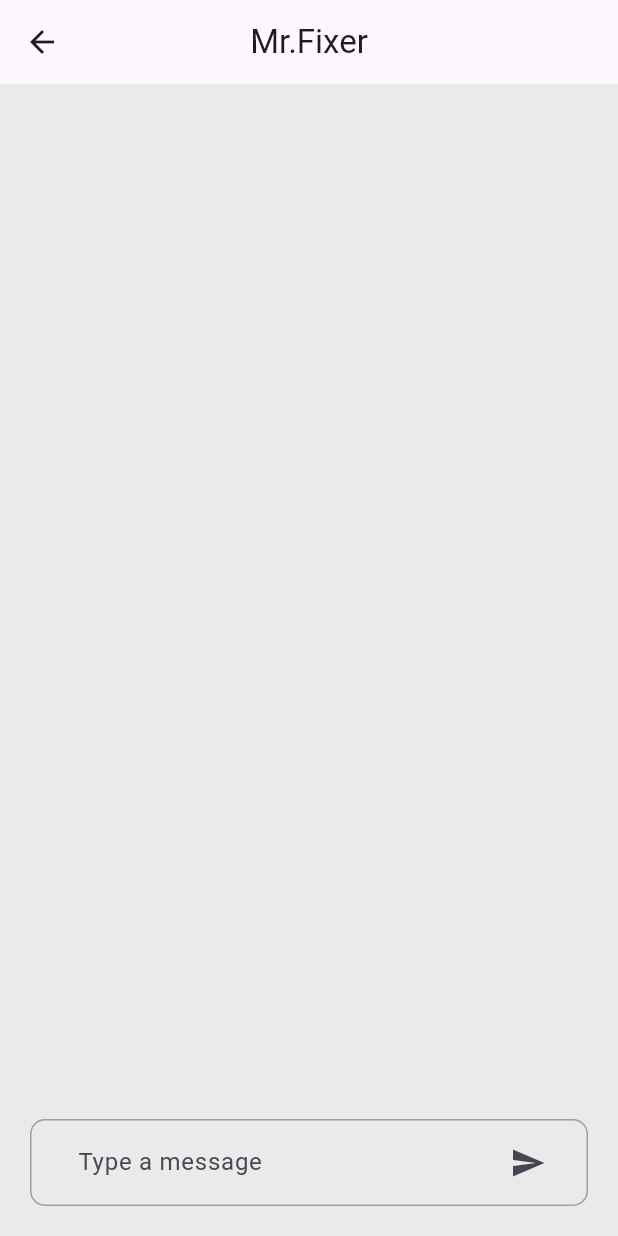
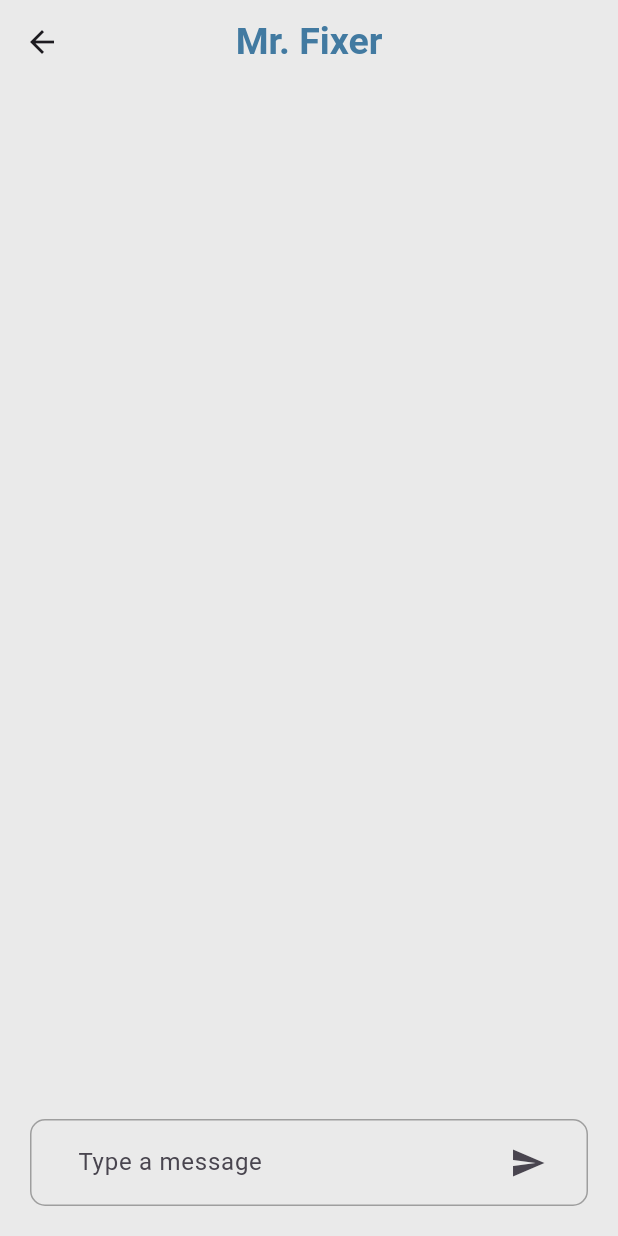
Before and after one commit to MohamedAbdelrehem/SLS-MVP_Microsoft, a Flutter app: the ChatViewBody screen opened directly, on a phone screen of 412 x 824 dp. Run offline on Flutter 3.47's test engine with Material 3 defaults, Android fonts, the phone set to English and light mode, and no system bars; our stand-ins replace curved_navigation_bar, flutter_gemini, flutter_map, flutter_svg, go_router, google_fonts and 3 more; missing offline and left inert: model_viewer_plus.

Commit message:
Update chat view and total vehicles view

```diff
--- a/lib/features/home/widgets/chat_view_body.dart
+++ b/lib/features/home/widgets/chat_view_body.dart
@@ -1,4 +1,5 @@
 import 'package:flutter/material.dart';
+import 'package:sls_mvp_microsoft/constants.dart';
 import 'package:sls_mvp_microsoft/features/home/widgets/AI/src/models/gemini/gemini.dart';
 
 const apiKey = "AIzaSyACD2MOPosuQdiUoCWGIjsUEo1UL81svBE";
@@ -17,8 +18,13 @@ class _ChatViewBodyState extends State<ChatViewBody> {
   Widget build(BuildContext context) {
     return Scaffold(
       appBar: AppBar(
-        title: const Text("Mr.Fixer"),
+        title: const Text("Mr. Fixer",
+            style: TextStyle(
+                color: kPrimaryColor,
+                fontSize: 25,
+                fontWeight: FontWeight.bold)),
         centerTitle: true,
+        backgroundColor: kBGColor,
       ),
       body: const TextOnly(),
     );
@@ -63,7 +69,7 @@ class _TextOnlyState extends State<TextOnly> {
       setState(() {
         loading = false;
         textChat.add({
-          "role": "Gemini",
+          "role": "Mr. Fixer",
           "text": value.text,
         });
       });
@@ -72,7 +78,7 @@ class _TextOnlyState extends State<TextOnly> {
       setState(() {
         loading = false;
         textChat.add({
-          "role": "Gemini",
+          "role": "Mr. Fixer",
           "text": error.toString(),
         });
       });
--- a/lib/features/home/widgets/neumorphic_expenses/totalVehicles_view.dart
+++ b/lib/features/home/widgets/neumorphic_expenses/totalVehicles_view.dart
@@ -9,9 +9,7 @@ class TotalVehiclesPieChart extends StatelessWidget {
   @override
   Widget build(BuildContext context) {
     final height = MediaQuery.of(context).size.height;
-    return Scaffold(
-      backgroundColor: const Color.fromRGBO(193, 214, 233, 1),
-      body: SafeArea(
+    return Container(
       child: Column(
         children: <Widget>[
           SizedBox(
@@ -41,7 +39,6 @@ class TotalVehiclesPieChart extends StatelessWidget {
           )
         ],
       ),
-      ),
     );
   }
 }
```
Lines whose indentation alone changed are shown as unchanged.
